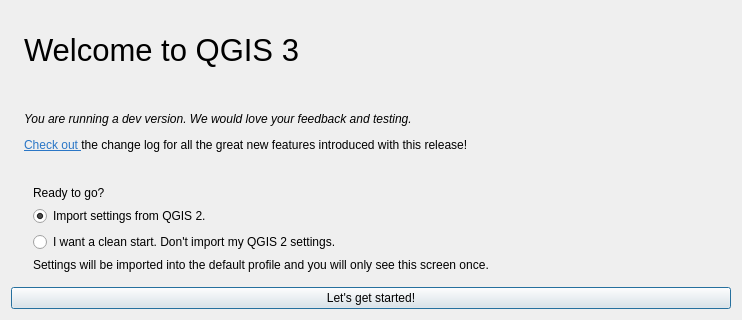
Before: the Qt Designer form src/ui/qgsfirstrundialog.ui in qgis/QGIS, drawn with Qt 5.
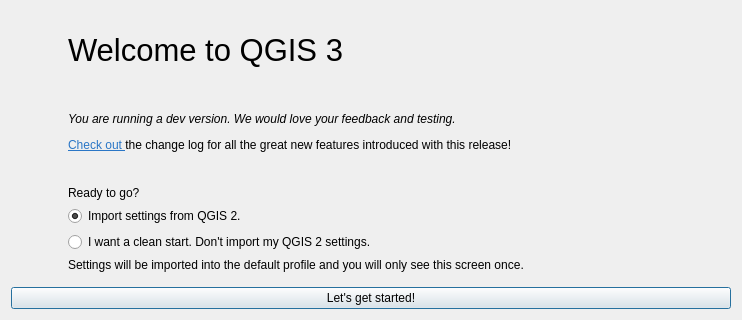
After: the same form once the commit is applied. Icons and pictures are not drawn.

Commit message: Improved workflow of first run dialog based on feedback in #38616.

The edit to the form file:
```diff
--- a/src/ui/qgsfirstrundialog.ui
+++ b/src/ui/qgsfirstrundialog.ui
@@ -14,6 +14,9 @@
    <string>Welcome to QGIS</string>
   </property>
   <layout class="QGridLayout" name="gridLayout">
+   <property name="horizontalSpacing">
+    <number>50</number>
+   </property>
    <item row="0" column="0" rowspan="3">
     <widget class="QLabel" name="label_3">
      <property name="sizePolicy">
@@ -58,6 +61,9 @@
    <item row="2" column="1">
     <widget class="QWidget" name="mMigrationWidget" native="true">
      <layout class="QGridLayout" name="gridLayout_2">
+      <property name="leftMargin">
+       <number>0</number>
+      </property>
       <item row="1" column="0" colspan="2">
        <widget class="QRadioButton" name="mImportSettingsYes">
         <property name="text">
```
The commit also changes 3 other files.
